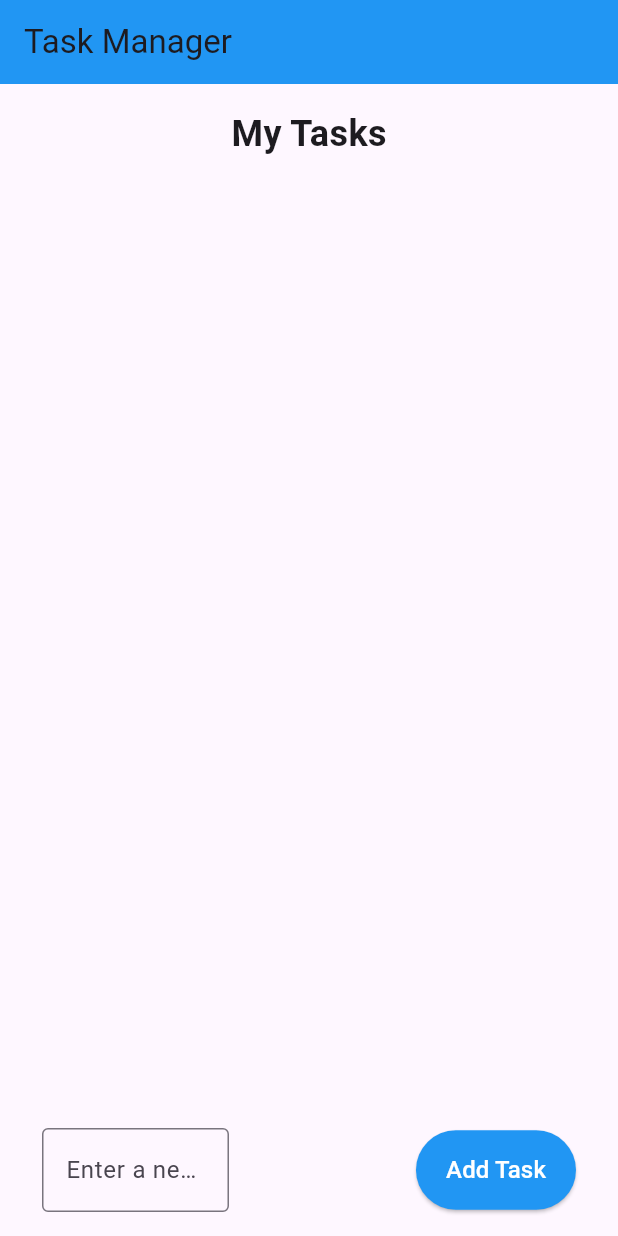
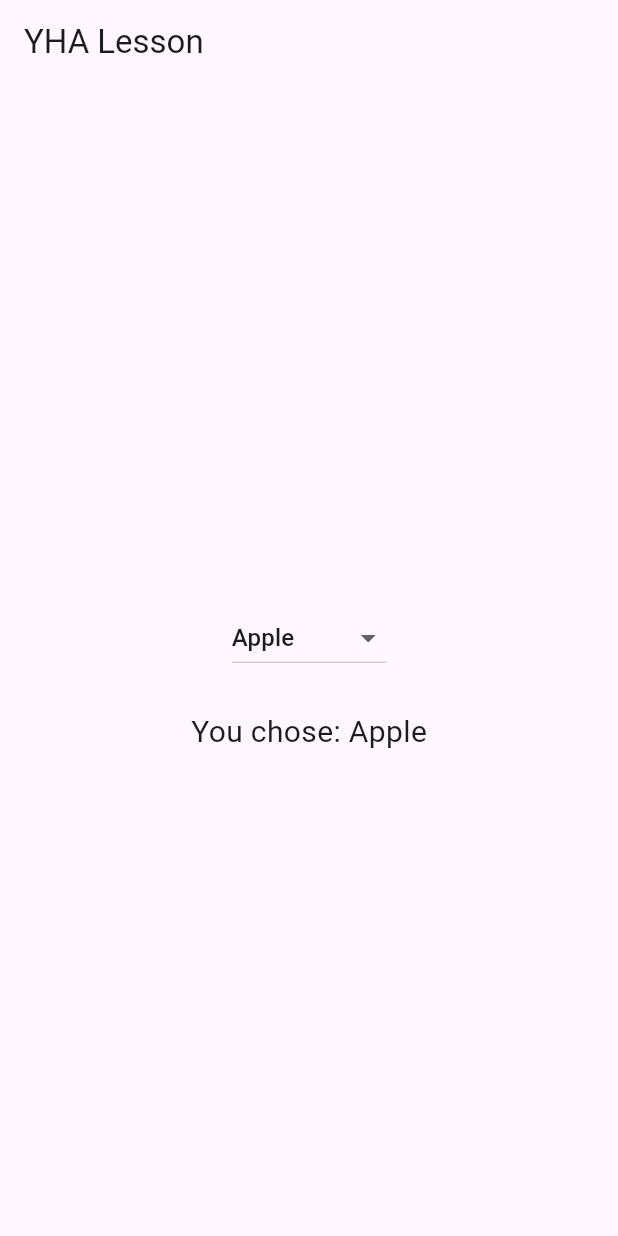
Before and after one commit to hidecard/YHA-flutter-lesson, a Flutter app: the screen it shows after launch, on a phone screen of 412 x 824 dp. Run offline on Flutter 3.47's test engine with Material 3 defaults, Android fonts, the phone set to English and light mode, and no system bars.

Commit message:
dropdown lesson2

```diff
--- a/lib/main.dart
+++ b/lib/main.dart
@@ -1,167 +1,64 @@
 import 'package:flutter/material.dart';
 
 void main() {
-  runApp(const TaskManagerApp());
+  runApp(const MyApp());
 }
 
-class TaskManagerApp extends StatelessWidget {
-  const TaskManagerApp({super.key});
+class MyApp extends StatelessWidget {
+  const MyApp({super.key});
 
   @override
   Widget build(BuildContext context) {
     return MaterialApp(
-      theme: ThemeData.light(),
-      home: const TaskManagerScreen(),
+      home: Scaffold(
+        appBar: AppBar(title: const Text('YHA Lesson')),
+        body: const DropdownButtonExample(),
+      ),
     );
   }
 }
 
-class Task {
-  String name;
-  bool isCompleted;
+class DropdownButtonExample extends StatefulWidget {
+  const DropdownButtonExample({super.key});
 
-  Task({required this.name, this.isCompleted = false});
+  @override
+  _DropdownButtonExampleState createState() => _DropdownButtonExampleState();
 }
 
-class TaskManagerScreen extends StatefulWidget {
-  const TaskManagerScreen({super.key});
-
-  @override
-  _TaskManagerScreenState createState() => _TaskManagerScreenState();
-}
-
-class _TaskManagerScreenState extends State<TaskManagerScreen> {
-  final List<Task> _tasks = [];
-  final TextEditingController _taskController = TextEditingController();
-
-  void _addTask() {
-    if (_taskController.text.isNotEmpty) {
-      setState(() {
-        _tasks.add(Task(name: _taskController.text));
-        _taskController.clear();
-      });
-    }
-  }
-
-  void _removeTask(int index) {
-    setState(() {
-      _tasks.removeAt(index);
-    });
-  }
-
-  void _toggleTaskCompletion(int index) {
-    setState(() {
-      _tasks[index].isCompleted = !_tasks[index].isCompleted;
-    });
-  }
+class _DropdownButtonExampleState extends State<DropdownButtonExample> {
+  String? _selectedFruit = 'Apple';
 
   @override
   Widget build(BuildContext context) {
-    return Scaffold(
-      appBar: AppBar(
-        title: const Text('Task Manager'),
-        backgroundColor: Colors.blue,
-      ),
-      body: Column(
+    return Center(
+      child: Column(
+        mainAxisAlignment: MainAxisAlignment.center,
         children: [
-          // Header
           Container(
             margin: const EdgeInsets.all(16.0),
-            alignment: Alignment.center,
-            child: const Text(
-              'My Tasks',
-              style: TextStyle(fontSize: 24, fontWeight: FontWeight.bold),
+            padding: const EdgeInsets.all(8.0),
+            child: DropdownButton<String>(
+              value: _selectedFruit,
+              items: <String>['Apple', 'Banana', 'Orange'].map((String fruit) {
+                return DropdownMenuItem<String>(
+                  value: fruit,
+                  child: Text(fruit),
+                );
+              }).toList(),
+              onChanged: (String? newValue) {
+                setState(() {
+                  _selectedFruit = newValue;
+                });
+              },
+              hint: const Text('Pick a fruit'),
             ),
           ),
-          // Task List
-          Expanded(
-            child: ListView.builder(
-              itemCount: _tasks.length,
-              itemBuilder: (context, index) {
-                return Container(
-                  margin: const EdgeInsets.symmetric(horizontal: 16.0, vertical: 8.0),
-                  padding: const EdgeInsets.all(12.0),
-                  decoration: BoxDecoration(
-                    color: _tasks[index].isCompleted ? Colors.green[100] : Colors.grey[200],
-                    borderRadius: BorderRadius.circular(8.0),
-                  ),
-                  child: Row(
-                    children: [
-                      GestureDetector(
-                        onTap: () => _toggleTaskCompletion(index),
-                        child: Container(
-                          width: 24,
-                          height: 24,
-                          decoration: BoxDecoration(
-                            shape: BoxShape.circle,
-                            color: _tasks[index].isCompleted ? Colors.green : Colors.grey,
-                          ),
-                          child: _tasks[index].isCompleted
-                              ? const Icon(Icons.check, color: Colors.white, size: 16)
-                              : null,
-                        ),
-                      ),
-                      const SizedBox(width: 12.0),
-                      Expanded(
-                        child: Text(
-                          _tasks[index].name,
-                          style: TextStyle(
-                            fontSize: 18,
-                            decoration: _tasks[index].isCompleted
-                                ? TextDecoration.lineThrough
-                                : TextDecoration.none,
-                          ),
-                        ),
-                      ),
-                      IconButton(
-                        onPressed: () => _removeTask(index),
-                        icon: const Icon(Icons.delete, color: Colors.red),
-                        tooltip: 'Delete Task',
-                      ),
-                    ],
-                  ),
-                );
-              },
-            ),
-          ),
-          // Input Section
-          Container(
-            margin: const EdgeInsets.all(16.0),
-            padding: const EdgeInsets.symmetric(horizontal: 12.0),
-            child: Row(
-              children: [
-                Expanded(
-                  child: TextField(
-                    controller: _taskController,
-                    decoration: const InputDecoration(
-                      hintText: 'Enter a new task',
-                      border: OutlineInputBorder(),
-                    ),
-                  ),
-                ),
-                const Spacer(flex: 1),
-                ElevatedButton(
-                  onPressed: _addTask,
-                  style: ElevatedButton.styleFrom(
-                    backgroundColor: Colors.blue,
-                    padding: const EdgeInsets.symmetric(horizontal: 20, vertical: 15),
-                  ),
-                  child: const Text(
-                    'Add Task',
-                    style: TextStyle(color: Colors.white, fontSize: 16),
-                  ),
-                ),
-              ],
-            ),
+          Text(
+            'You chose: ${_selectedFruit ?? 'Nothing'}',
+            style: const TextStyle(fontSize: 20),
           ),
         ],
       ),
     );
   }
-
-  @override
-  void dispose() {
-    _taskController.dispose();
-    super.dispose();
-  }
 }
```
Also changed, not shown: todo.txt (added, +13 -0 lines).
